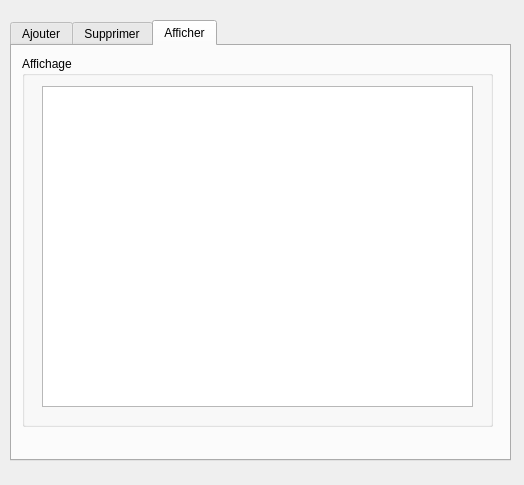
Old version of the form classe_voiture/maquette.ui in the repository YASSCODER/UberStation_24.
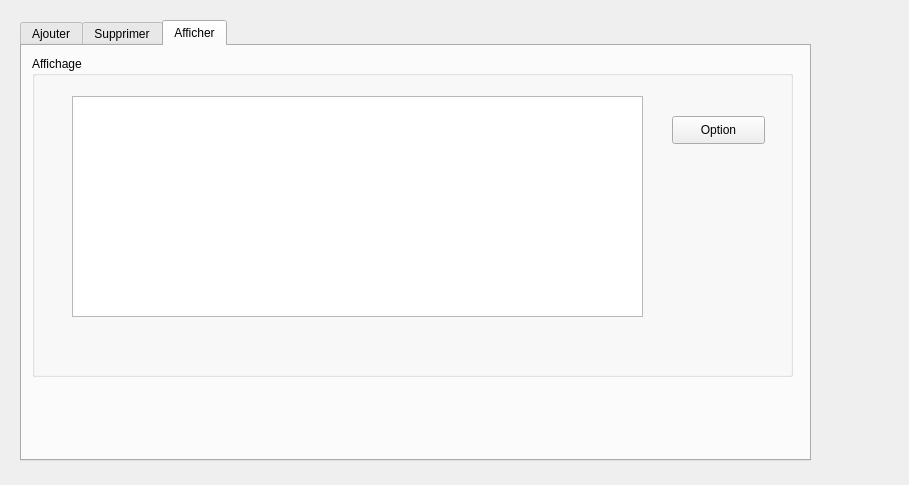
New version of the form. The open tabs and pages were chosen to show the change.

The edit to the form file:
```diff
--- a/classe_voiture/maquette.ui
+++ b/classe_voiture/maquette.ui
@@ -6,7 +6,7 @@
    <rect>
     <x>0</x>
     <y>0</y>
-    <width>524</width>
+    <width>909</width>
     <height>485</height>
    </rect>
   </property>
@@ -16,9 +16,9 @@
   <widget class="QTabWidget" name="tabWidget">
    <property name="geometry">
     <rect>
-     <x>10</x>
+     <x>20</x>
      <y>20</y>
-     <width>501</width>
+     <width>791</width>
      <height>441</height>
     </rect>
    </property>
@@ -234,23 +234,36 @@
       <rect>
        <x>10</x>
        <y>10</y>
-       <width>471</width>
-       <height>371</height>
+       <width>761</width>
+       <height>321</height>
       </rect>
      </property>
      <property name="title">
       <string>Affichage</string>
      </property>
-     <widget class="QTableWidget" name="tab_voiture">
+     <widget class="QTableView" name="tab_voiture">
       <property name="geometry">
        <rect>
-        <x>20</x>
-        <y>30</y>
-        <width>431</width>
-        <height>321</height>
+        <x>40</x>
+        <y>40</y>
+        <width>571</width>
+        <height>221</height>
        </rect>
       </property>
      </widget>
+     <widget class="QPushButton" name="btn_option">
+      <property name="geometry">
+       <rect>
+        <x>640</x>
+        <y>60</y>
+        <width>93</width>
+        <height>28</height>
+       </rect>
+      </property>
+      <property name="text">
+       <string>Option</string>
+      </property>
+     </widget>
     </widget>
    </widget>
   </widget>
```
Left out of the diff: 15 changed lines with no effect on the pictures.
